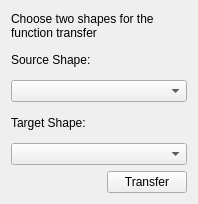
The window that src/custom/tabs/FunctionTransferTabWidget.ui (PeterZs/ShapeAnalyzer) describes before a commit, drawn with Qt 5.
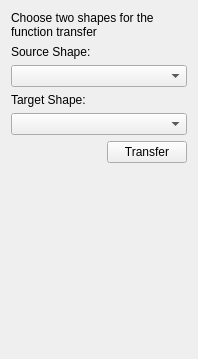
The same window after the commit.

Commit message: Added missing Tabs. Changed Factory again to use c++11 lambdas => No create function in classes required anymore.

What changed in the file:
```diff
--- a/src/custom/tabs/FunctionTransferTabWidget.ui
+++ b/src/custom/tabs/FunctionTransferTabWidget.ui
@@ -7,7 +7,7 @@
     <x>0</x>
     <y>0</y>
     <width>198</width>
-    <height>204</height>
+    <height>359</height>
    </rect>
   </property>
   <layout class="QVBoxLayout" name="verticalLayout">
@@ -63,6 +63,19 @@
      </item>
     </layout>
    </item>
+   <item>
+    <spacer name="verticalSpacer">
+     <property name="orientation">
+      <enum>Qt::Vertical</enum>
+     </property>
+     <property name="sizeHint" stdset="0">
+      <size>
+       <width>20</width>
+       <height>40</height>
+      </size>
+     </property>
+    </spacer>
+   </item>
   </layout>
  </widget>
  <resources/>
```
Left out of the diff: 2 changed lines with no effect on the pictures. The commit also changes 28 other files.
